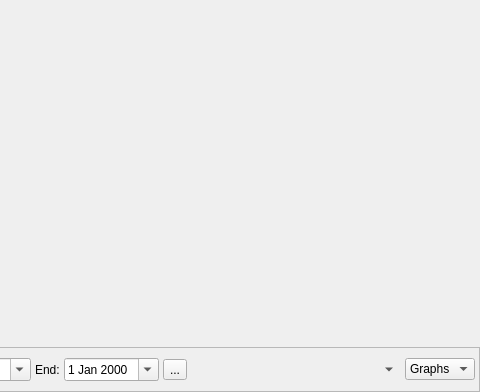
This is sleepyhead/overview.ui in sbonaime/sleepyhead-code. as Qt 5 draws it before an edit; both pictures show x 280 to 760 and y 0 to 392 of the 760 by 392 pixel window. The edited form follows.
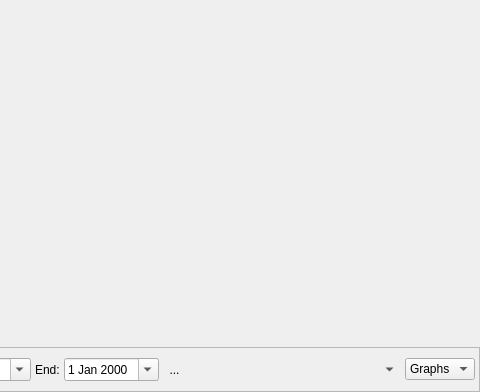
This is the edited form. Icons and pictures are not drawn.

Commit message: Some windows stylesheet fixes

The edit to the form file:
```diff
--- a/sleepyhead/overview.ui
+++ b/sleepyhead/overview.ui
@@ -166,6 +166,22 @@
         <property name="toolTip">
          <string>Reset view to selected date range</string>
         </property>
+        <property name="styleSheet">
+         <string notr="true">QToolButton {
+ background: transparent;
+ border-radius: 8px;
+ border: 2px solid transparent;
+}
+
+QToolButton:hover {
+ border: 2px solid #456789;
+}
+
+QToolButton:pressed {
+ border: 2px solid #456789;
+ background-color: #89abcd;
+}</string>
+        </property>
         <property name="text">
          <string>...</string>
         </property>
@@ -193,6 +209,22 @@
         <property name="toolTip">
          <string>Toggle Graph Visibility</string>
         </property>
+        <property name="styleSheet">
+         <string notr="true">QToolButton {
+ background: transparent;
+ border-radius: 8px;
+ border: 2px solid transparent;
+}
+
+QToolButton:hover {
+ border: 2px solid #456789;
+}
+
+QToolButton:pressed {
+ border: 2px solid #456789;
+ background-color: #89abcd;
+}</string>
+        </property>
         <property name="text">
          <string>...</string>
         </property>
```
Left out of the diff: 11 changed lines with no effect on the pictures. The commit also changes 3 other files.
